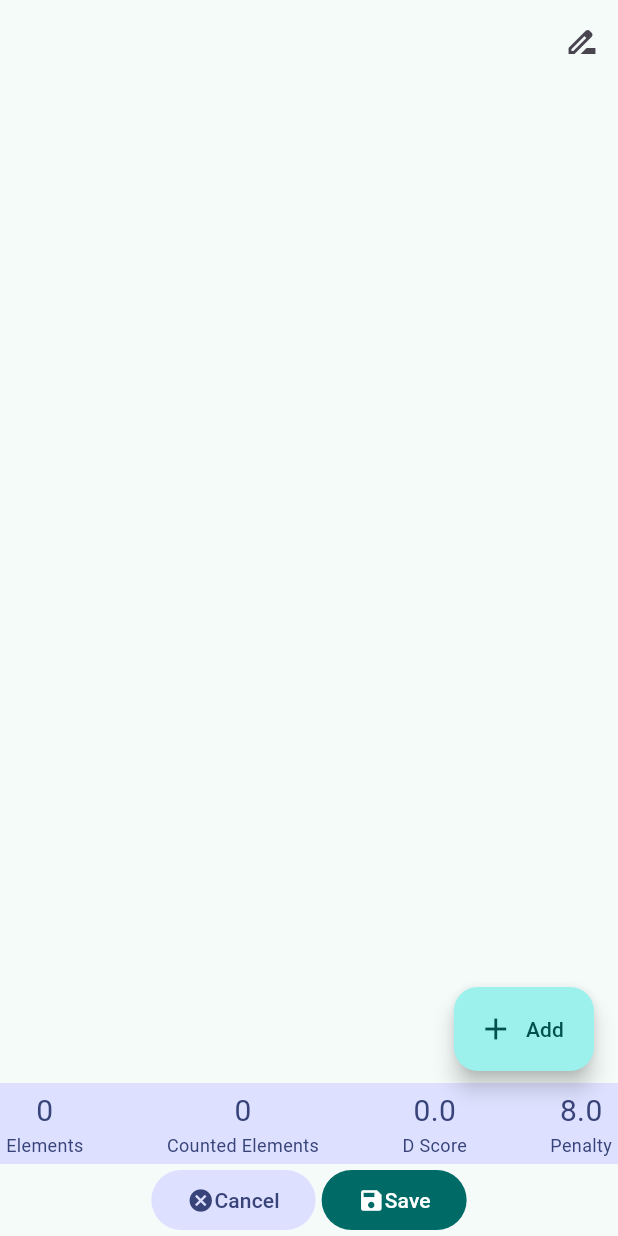
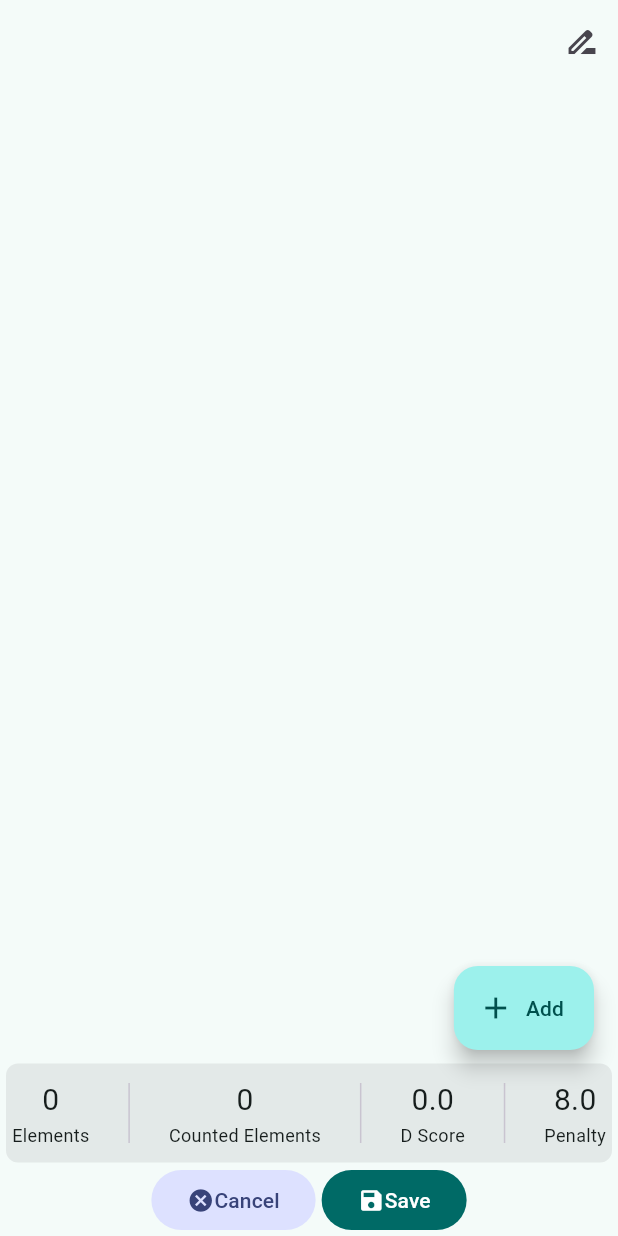
Before and after one commit to Makowe/Gym-Code, a Flutter app: the EditRoutine screen opened directly with empty values, on a phone screen of 412 x 824 dp. Run offline on Flutter 3.47's test engine with Material 3 defaults, Android fonts, the phone set to English and light mode, and no system bars; our stand-ins replace google_fonts, sqflite; accounts and stored records are empty; Roboto replaces fonts that are missing (Anta).

Commit message:
implement routine hints

```diff
--- /dev/null
+++ b/lib/classes/routine_hint.dart
@@ -0,0 +1,18 @@
+import 'package:gym_code/l10n/app_localizations.dart';
+
+/// A non-blocking hint shown to the user about a routine, according to the
+/// Code of Points, as opposed to InvalidElementReason which invalidates an
+/// individual element.
+enum RoutineHint {
+  /// The routine does not have a valid dismount.
+  missingDismount,
+}
+
+extension RoutineHintLocalization on RoutineHint {
+  String localizedText(AppLocalizations l10n) {
+    switch (this) {
+      case RoutineHint.missingDismount:
+        return l10n.routineMissingDismount;
+    }
+  }
+}
--- a/lib/classes/routine_result.dart
+++ b/lib/classes/routine_result.dart
@@ -1,17 +1,22 @@
+import 'routine_hint.dart';
+
 class RoutineResult {
   late final num dScore;
   late final Map<int, num> groups;
   late final Map<String, int> numElements;
   late final num penalty;
+  late final List<RoutineHint> hints;
 
   RoutineResult(
       {num? dScore,
       Map<int, num>? groups,
       Map<String, int>? numElements,
-      num? penalty}) {
+      num? penalty,
+      List<RoutineHint>? hints}) {
     this.dScore = dScore ?? 0.0;
     this.groups = groups ?? {};
     this.numElements = numElements ?? {};
     this.penalty = penalty ?? 0.0;
+    this.hints = hints ?? [];
   }
 }
--- a/lib/classes/rulesets/ruleset.dart
+++ b/lib/classes/rulesets/ruleset.dart
@@ -3,6 +3,7 @@ import 'package:gym_code/classes/routine_result.dart';
 import '../invalid_element_reason.dart';
 import '../routine.dart';
 import '../routine_element.dart';
+import '../routine_hint.dart';
 
 class RuleSet {
   static const int maxElementsBesideDismount = 7;
@@ -58,12 +59,25 @@ class RuleSet {
     Map<int, num> groups = countGroups(routine);
     num difficulty = calcDifficulty(numElements, groups);
     num penalty = calcPenalty(routine);
+    List<RoutineHint> hints = addHints(routine);
 
     routine.result = RoutineResult(
         dScore: difficulty,
         groups: groups,
         numElements: numElements,
-        penalty: penalty);
+        penalty: penalty,
+        hints: hints);
+  }
+
+  /// Non-blocking hints about the routine, shown to the user alongside the
+  /// score (as opposed to [InvalidElementReason], which invalidates an
+  /// individual element).
+  List<RoutineHint> addHints(Routine routine) {
+    List<RoutineHint> hints = [];
+    if (routine.elements.isNotEmpty && findDismount(routine) == null) {
+      hints.add(RoutineHint.missingDismount);
+    }
+    return hints;
   }
 
   void markValidElements(Routine routine) {
--- a/lib/pages/edit_routine.dart
+++ b/lib/pages/edit_routine.dart
@@ -7,7 +7,6 @@ import '../classes/routine.dart';
 import '../classes/routine_element.dart';
 import '../classes/rulesets/ruleset.dart';
 import '../services/ruleset_service.dart';
-import '../widgets/missing_dismount_card.dart';
 import '../widgets/routine_result_card.dart';
 import 'add_elements.dart';
 
@@ -26,9 +25,6 @@ class _EditRoutineState extends State<EditRoutine> {
   late bool isNew;
 
   late RuleSet ruleSet;
-
-  bool get missingDismount =>
-      routine.elements.isNotEmpty && ruleSet.findDismount(routine) == null;
 
   _EditRoutineState();
 
@@ -103,7 +99,6 @@ class _EditRoutineState extends State<EditRoutine> {
                             index: i, delete: deleteElement, allowEdit: true)
                     ]),
               ),
-              if (missingDismount) const MissingDismountCard(),
               // The FAB is embedded here (instead of via Scaffold.
               // floatingActionButton) so its position above this block is
               // correct from the very first layout pass, with no jump.
--- a/lib/pages/view_routine.dart
+++ b/lib/pages/view_routine.dart
@@ -8,7 +8,6 @@ import '../classes/routine.dart';
 import '../dialogs/confirm_delete_routine_dialog.dart';
 import '../dialogs/routine_details_dialog.dart';
 import '../services/ruleset_service.dart';
-import '../widgets/missing_dismount_card.dart';
 import '../widgets/routine_result_card.dart';
 
 class ViewRoutine extends StatefulWidget {
@@ -26,9 +25,6 @@ class _ViewRoutineState extends State<ViewRoutine> {
   late bool isNew;
 
   late RuleSet ruleSet;
-
-  bool get missingDismount =>
-      routine.elements.isNotEmpty && ruleSet.findDismount(routine) == null;
 
   @override
   void initState() {
@@ -89,7 +85,6 @@ class _ViewRoutineState extends State<ViewRoutine> {
                       routine.elements[i].toWidget(index: i, allowEdit: false)
                   ]),
             ),
-            if (missingDismount) const MissingDismountCard(),
             // The FAB is embedded here (instead of via Scaffold.
             // floatingActionButton) so its position above the result card is
             // correct from the very first layout pass, with no jump.
--- a/lib/widgets/routine_result_card.dart
+++ b/lib/widgets/routine_result_card.dart
@@ -3,6 +3,7 @@ import 'package:gym_code/l10n/app_localizations.dart';
 import 'package:gym_code/widgets/value_column.dart';
 
 import '../classes/routine.dart';
+import '../classes/routine_hint.dart';
 
 class RoutineResultCard extends StatelessWidget {
   final Routine routine;
@@ -14,8 +15,58 @@ class RoutineResultCard extends StatelessWidget {
     final AppLocalizations l10n = AppLocalizations.of(context);
     final ColorScheme colorScheme = Theme.of(context).colorScheme;
 
+    final List<RoutineHint> hints = routine.result?.hints ?? [];
+
     return Container(
-      color: colorScheme.secondaryContainer,
+      margin: const EdgeInsets.symmetric(vertical: 1.0, horizontal: 4.0),
+      child: Material(
+        borderRadius: const BorderRadius.all(Radius.circular(8.0)),
+        color: colorScheme.surfaceContainerHigh,
+        child: Column(
+          crossAxisAlignment: CrossAxisAlignment.start,
+          children: [
+            if (hints.isNotEmpty)
+              Padding(
+                padding: const EdgeInsets.fromLTRB(8.0, 8.0, 8.0, 0.0),
+                child: Column(
+                  crossAxisAlignment: CrossAxisAlignment.start,
+                  children: [
+                    for (final hint in hints)
+                      Padding(
+                        padding: const EdgeInsets.only(bottom: 4.0),
+                        child: Container(
+                          padding: const EdgeInsets.symmetric(
+                              horizontal: 8.0, vertical: 4.0),
+                          decoration: BoxDecoration(
+                            color: colorScheme.tertiaryContainer,
+                            borderRadius:
+                                const BorderRadius.all(Radius.circular(8.0)),
+                          ),
+                          child: Row(
+                            mainAxisSize: MainAxisSize.min,
+                            children: [
+                              Icon(
+                                Icons.info_outline,
+                                size: 14.0,
+                                color: colorScheme.onTertiaryContainer,
+                              ),
+                              const SizedBox(width: 4.0),
+                              Text(
+                                hint.localizedText(l10n),
+                                style: TextStyle(
+                                  fontSize: 12.0,
+                                  color: colorScheme.onTertiaryContainer,
+                                ),
+                              ),
+                            ],
+                          ),
+                        ),
+                      ),
+                  ],
+                ),
+              ),
+            Padding(
+              padding: const EdgeInsets.symmetric(vertical: 6.0),
               child: Row(
                   mainAxisAlignment: MainAxisAlignment.spaceBetween,
                   crossAxisAlignment: CrossAxisAlignment.center,
@@ -23,17 +74,39 @@ class RoutineResultCard extends StatelessWidget {
                     ValueColumn(
                       value: '${routine.elements.length}',
                       description: l10n.elements,
+                      color: colorScheme.onSurface,
+                    ),
+                    SizedBox(
+                      height: 40.0,
+                      child: VerticalDivider(color: colorScheme.outlineVariant),
                     ),
                     ValueColumn(
                         value: '${routine.getNumValuedElements()}',
-                description: l10n.countedElements),
+                        description: l10n.countedElements,
+                        color: colorScheme.onSurface),
+                    SizedBox(
+                      height: 40.0,
+                      child: VerticalDivider(color: colorScheme.outlineVariant),
+                    ),
                     ValueColumn(
-                value: routine.result?.dScore.toStringAsFixed(1) ?? '-',
-                description: l10n.dScore),
+                        value:
+                            routine.result?.dScore.toStringAsFixed(1) ?? '-',
+                        description: l10n.dScore,
+                        color: colorScheme.onSurface),
+                    SizedBox(
+                      height: 40.0,
+                      child: VerticalDivider(color: colorScheme.outlineVariant),
+                    ),
                     ValueColumn(
-                value: routine.result?.penalty.toStringAsFixed(1) ?? '-',
-                description: l10n.penalty),
+                        value:
+                            routine.result?.penalty.toStringAsFixed(1) ?? '-',
+                        description: l10n.penalty,
+                        color: colorScheme.onSurface),
                   ]),
+            ),
+          ],
+        ),
+      ),
     );
   }
 }
```
Also changed, not shown: lib/widgets/missing_dismount_card.dart (deleted, +0 -46 lines), 3 other files. Lines whose indentation alone changed are shown as unchanged.
